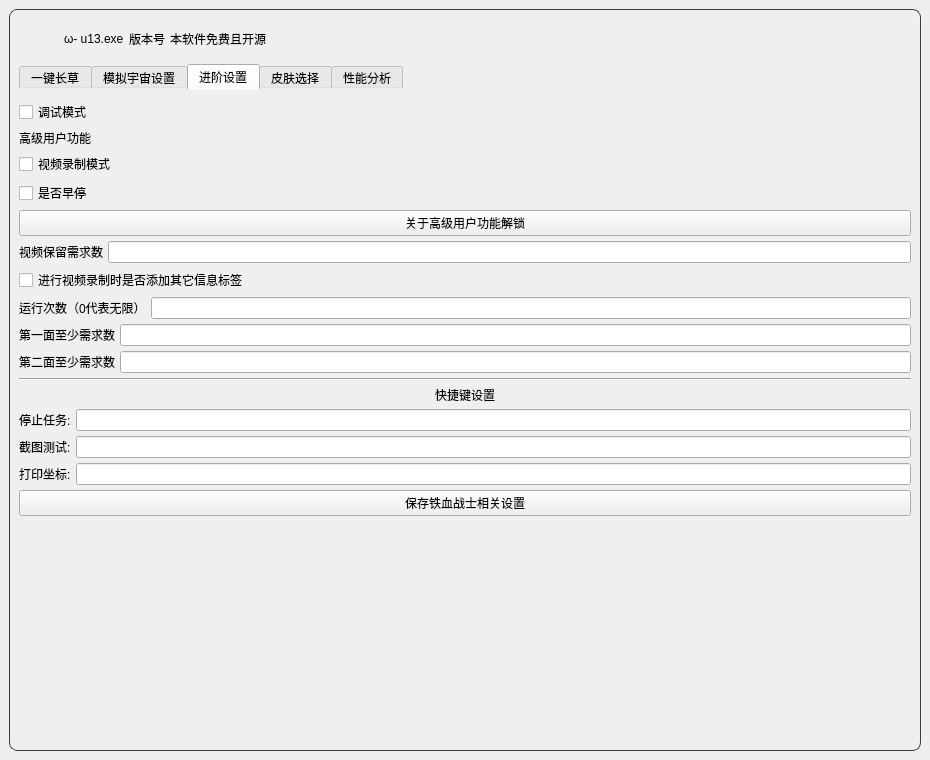
This is resource/ui/UI.ui in Illusory-moon/Simulated_Scepter as Qt 5 draws it before an edit. The edited form follows.
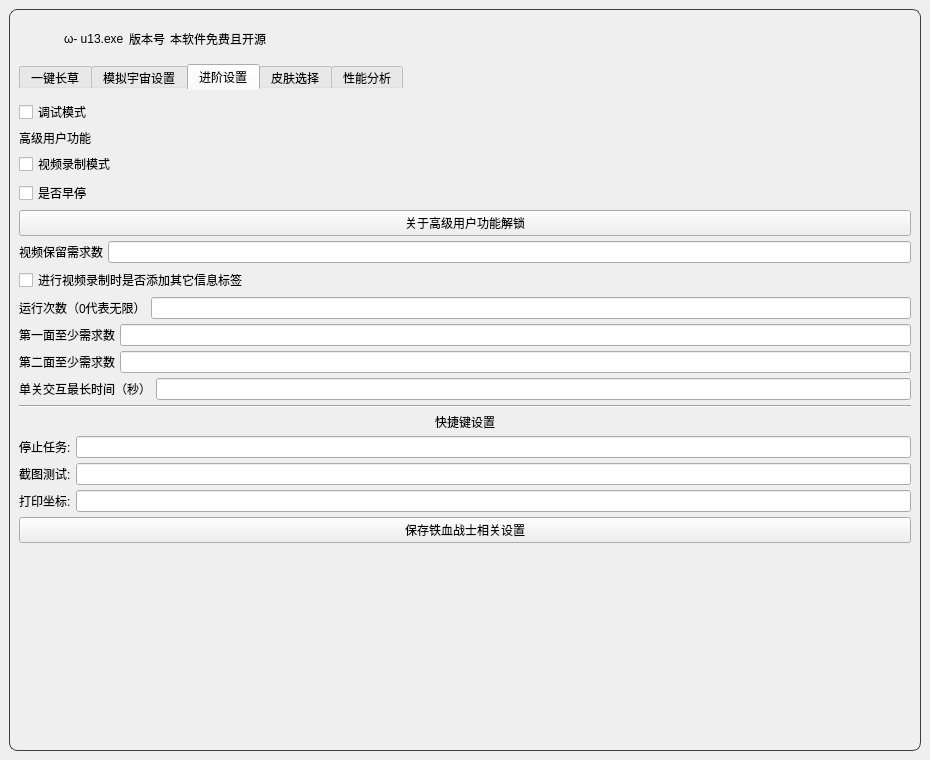
This is the edited form. The open tabs and pages were chosen to show the change. Icons and pictures are not drawn.

Patch:
```diff
--- a/resource/ui/UI.ui
+++ b/resource/ui/UI.ui
@@ -1197,6 +1197,20 @@
                </item>
               </layout>
              </item>
+             <item>
+              <layout class="QHBoxLayout" name="horizontalLayout_interact_time">
+               <item>
+                <widget class="QLabel" name="label_interact_time">
+                 <property name="text">
+                  <string>单关交互最长时间（秒）</string>
+                 </property>
+                </widget>
+               </item>
+               <item>
+                <widget class="QLineEdit" name="Iron_blood_interact_time_input"/>
+               </item>
+              </layout>
+             </item>
              <item>
               <layout class="QVBoxLayout" name="verticalLayout_16">
                <item>
```
